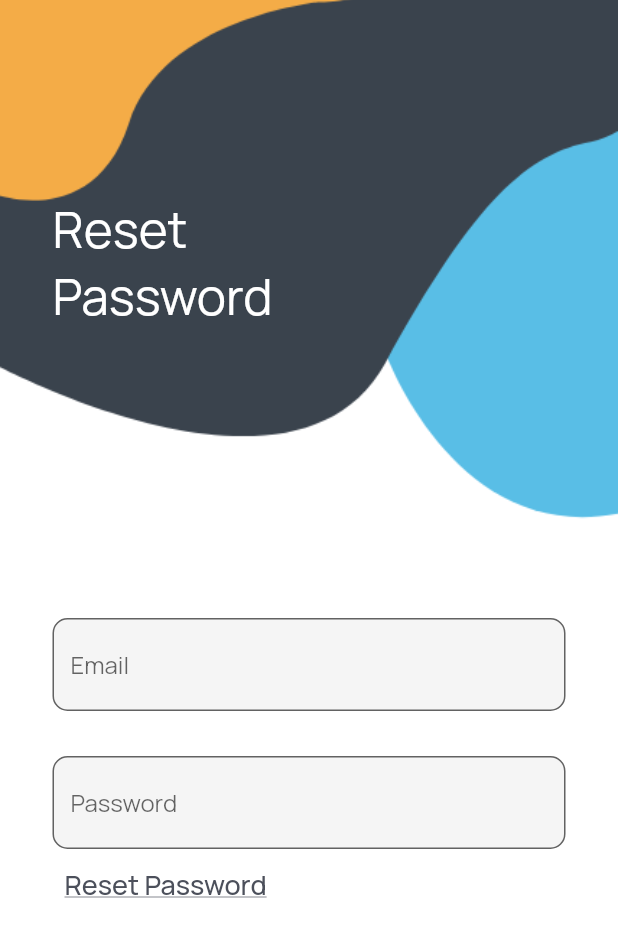
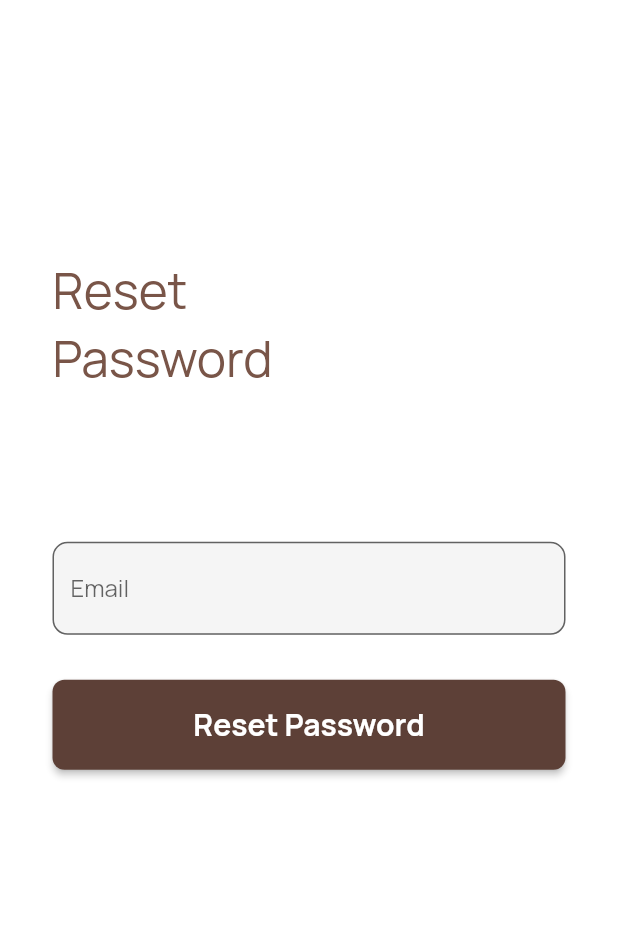
Before and after one commit to maqamylee0/Agreements, a Flutter app: the Reset screen opened by its route, on a phone screen of 412 x 824 dp. Shown: the top 937 px of the screen. Run offline on Flutter 3.47's test engine with Material 2 defaults, Android fonts, the phone set to English and light mode, and no system bars; our stand-ins replace cloud_firestore, device_preview, email_validator, firebase_auth, firebase_core, flutter_svg and 2 more; accounts and stored records are empty; project files that could hold a hidden picture were left out.

```diff
--- a/tenant_bureau/lib/views/reset.dart
+++ b/tenant_bureau/lib/views/reset.dart
@@ -51,28 +51,32 @@ class _ResetState extends State<Reset> {
   @override
   Widget build(BuildContext context) {
     return Container(
-      decoration: BoxDecoration(
-        image: DecorationImage(
-            image: AssetImage('assets/login.png'), fit: BoxFit.cover),
-      ),
+      // decoration: BoxDecoration(
+      //   image: DecorationImage(
+      //       image: AssetImage('assets/login.png'), fit: BoxFit.cover),
+      // ),
       child: Scaffold(
-        backgroundColor: Colors.transparent,
+        backgroundColor: Colors.white,
         body: Stack(
           children: [
-            Container(
-              padding: EdgeInsets.only(left: 35, top: 130),
-              child: Text(
-                'Reset\nPassword',
-                style: TextStyle(color: Colors.white, fontSize: 33),
-              ),
-            ),
+
             SingleChildScrollView(
               child: Container(
                 padding: EdgeInsets.only(
-                    top: MediaQuery.of(context).size.height * 0.5),
+                    top: MediaQuery.of(context).size.height * 0.05),
                 child: Column(
                   crossAxisAlignment: CrossAxisAlignment.start,
                   children: [
+                    Container(
+                      padding: EdgeInsets.only(left: 35, top: 130),
+                      child: Text(
+                        'Reset\nPassword',
+                        style: TextStyle(color: Colors.brown, fontSize: 33),
+                      ),
+                    ),
+                    SizedBox(
+                      height: 100,
+                    ),
                     Container(
                         margin: EdgeInsets.only(left: 35, right: 35),
                         child: Form(
@@ -98,21 +102,37 @@ class _ResetState extends State<Reset> {
                               SizedBox(
                                 height: 30,
                               ),
-                              TextFormField(
-                                controller: emailController,
-                                autovalidateMode: AutovalidateMode.onUserInteraction,
-                                validator: (password)=>
-                                password != null && password.length > 6  ? "Enter a minimum of 6 characters": null,
-                                style: TextStyle(),
-                                obscureText: true,
-                                decoration: InputDecoration(
-                                    fillColor: Colors.grey.shade100,
-                                    filled: true,
-                                    hintText: "Password",
-                                    border: OutlineInputBorder(
-                                      borderRadius: BorderRadius.circular(10),
-                                    )),
+                              ElevatedButton(
+
+                                child: Text("Reset Password",style: TextStyle(fontWeight:FontWeight.bold,fontSize: 20),),
+                                onPressed: () => {
+                                  // Navigator.push(context,
+                                      // MaterialPageRoute(builder: (context) => const Log()))
+                                },
+                                style: ElevatedButton.styleFrom(
+                                  minimumSize: Size.fromHeight(60),
+                                  primary: Colors.brown[700],
+                                  onPrimary: Colors.white,
+                                  shape: RoundedRectangleBorder(
+                                    borderRadius: BorderRadius.circular(8.0),
+                                  ),
+                                ),
                               ),
+                              // TextFormField(
+                              //   controller: emailController,
+                              //   autovalidateMode: AutovalidateMode.onUserInteraction,
+                              //   validator: (password)=>
+                              //   password != null && password.length > 6  ? "Enter a minimum of 6 characters": null,
+                              //   style: TextStyle(),
+                              //   obscureText: true,
+                              //   decoration: InputDecoration(
+                              //       fillColor: Colors.grey.shade100,
+                              //       filled: true,
+                              //       hintText: "Password",
+                              //       border: OutlineInputBorder(
+                              //         borderRadius: BorderRadius.circular(10),
+                              //       )),
+                              // ),
                               // SizedBox(
                               //   height: 40,
                               // ),
@@ -141,24 +161,7 @@ class _ResetState extends State<Reset> {
                               // SizedBox(
                               //   height: 40,
                               // ),
-                              Row(
-                                mainAxisAlignment: MainAxisAlignment.spaceBetween,
-                                children: [
 
-                                  TextButton(
-                                      onPressed: () {
-                                        reset(context,emailController);
-                                      },
-                                      child: const Text(
-                                        'Reset Password',
-                                        style: TextStyle(
-                                          decoration: TextDecoration.underline,
-                                          color: Color(0xff4c505b),
-                                          fontSize: 18,
-                                        ),
-                                      )),
-                                ],
-                              )
                             ],
                           ),)
                     )
```
